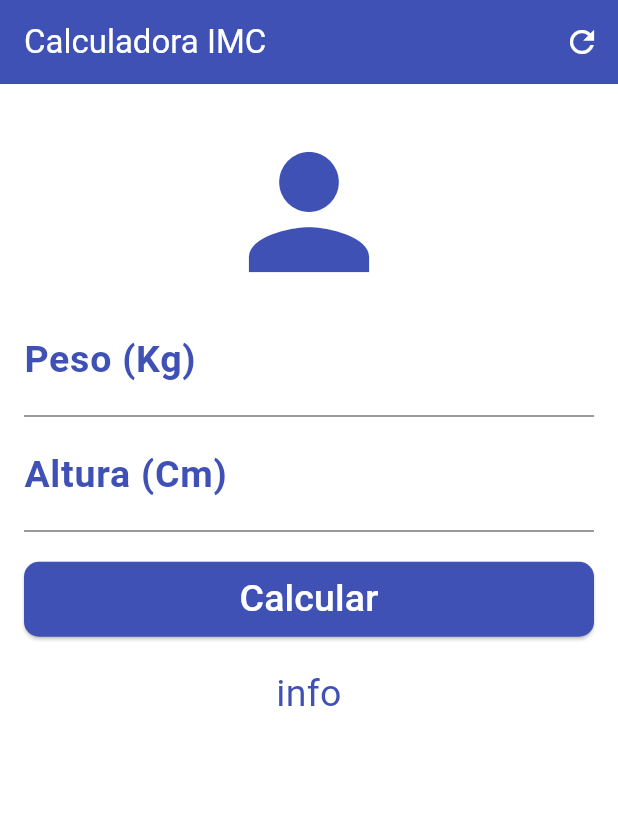
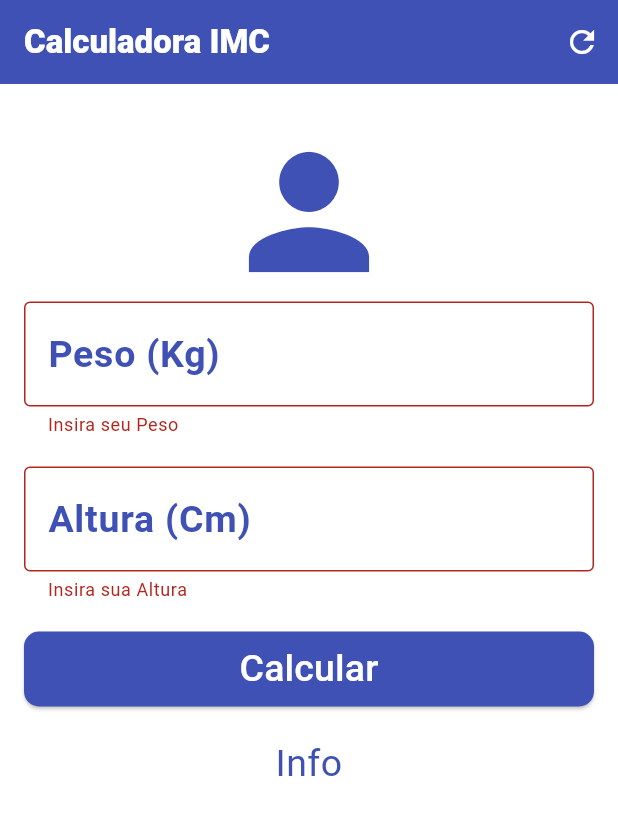
Before and after one commit to Murilo-RD/Flutter_Calculadora_IMC, a Flutter app: the screen it shows after launch, after a tap on "Calcular", on a phone screen of 412 x 824 dp. Shown: the top 815 px of the screen. Run offline on Flutter 3.47's test engine with Material 3 defaults, Android fonts, the phone set to English and light mode, and no system bars; missing offline and left inert: dart:ffi.

Commit message:
first commit

```diff
--- a/lib/Pages/tela_principal.dart
+++ b/lib/Pages/tela_principal.dart
@@ -1,3 +1,5 @@
+import 'dart:ffi';
+
 import 'package:flutter/cupertino.dart';
 import 'package:flutter/material.dart';
 
@@ -9,6 +11,44 @@ class ImcPage extends StatefulWidget {
 }
 
 class _ImcPageState extends State<ImcPage> {
+
+  TextEditingController weightController = TextEditingController();
+  TextEditingController heightController = TextEditingController();
+  GlobalKey<FormState> _formKey = GlobalKey<FormState>();
+
+  String _ifoText = "Info";
+
+  void resetFelds() {
+    weightController.text = '';
+    heightController.text = '';
+    setState(() {
+      _ifoText = "Informe Seus Dados!";
+    });
+  }
+
+  void calculate() {
+
+    setState(() {
+      double weight = double.parse(weightController.text);
+      double height = double.parse(heightController.text) / 100;
+      double imc = weight / (height * height);
+      if (imc < 18.6) {
+        _ifoText = 'Abaixo do Peso: IMC=(${imc.toStringAsPrecision(3)})';
+      }else if (imc >= 18.6 && imc < 24.9) {
+        _ifoText = 'Peso Ideal: IMC=(${imc.toStringAsPrecision(3)})';
+      }else if (imc >= 24.9 && imc < 29.9) {
+        _ifoText = 'Levemente Acima do Peso: IMC=(${imc.toStringAsPrecision(3)})';
+      }else if (imc >= 29.9 && imc < 34.9) {
+        _ifoText = 'Obesidade Grau I : IMC=(${imc.toStringAsPrecision(3)})';
+      }else if (imc >= 34.9 && imc < 39.9) {
+        _ifoText = 'Obesidade Grau II : IMC=(${imc.toStringAsPrecision(3)})';
+      }else {
+        _ifoText = 'Obesidade Grau III : IMC=(${imc.toStringAsPrecision(3)})';
+      }
+
+    });
+  }
+
   @override
   Widget build(BuildContext context) {
     return Scaffold(
@@ -17,12 +57,13 @@ class _ImcPageState extends State<ImcPage> {
           'Calculadora IMC',
           style: TextStyle(
             color: Colors.white,
+            fontWeight: FontWeight.w800
           ),
         ),
         backgroundColor: Colors.indigo,
         actions: [
           IconButton(
-            onPressed: null,
+            onPressed: resetFelds,
             icon: Icon(
               Icons.refresh,
               color: Colors.white,
@@ -34,9 +75,10 @@ class _ImcPageState extends State<ImcPage> {
       body: SingleChildScrollView(
         child: Padding(
           padding: const EdgeInsets.symmetric(horizontal: 16),
+          child: Form(
+            key: _formKey,
             child: Column(
               crossAxisAlignment: CrossAxisAlignment.stretch,
-
               children: [
                 SizedBox(
                   height: 25,
@@ -46,9 +88,22 @@ class _ImcPageState extends State<ImcPage> {
                   size: 120.0,
                   color: Colors.indigo,
                 ),
-              TextField(
+                TextFormField(
+                  validator: (value){
+                    if(value!.isEmpty){
+                      return 'Insira seu Peso';
+                    }
+                  },
+
+                  controller: weightController,
                   keyboardType: TextInputType.number,
                   decoration: InputDecoration(
+                    border: OutlineInputBorder(),
+                    focusedBorder: OutlineInputBorder(
+                      borderSide: BorderSide(
+                        color: Colors.indigo,
+                      ),
+                    ),
                     label: Text(
                       'Peso (Kg)',
                     ),
@@ -60,9 +115,24 @@ class _ImcPageState extends State<ImcPage> {
                   textAlign: TextAlign.center,
                   style: TextStyle(color: Colors.indigo, fontSize: 25.0),
                 ),
-              TextField(
+                SizedBox(
+                  height: 20,
+                ),
+                TextFormField(
+                  validator: (value){
+                    if(value!.isEmpty){
+                      return 'Insira sua Altura';
+                    }
+                  },
+                  controller: heightController,
                   keyboardType: TextInputType.number,
                   decoration: InputDecoration(
+                    border: OutlineInputBorder(),
+                    focusedBorder: OutlineInputBorder(
+                      borderSide: BorderSide(
+                        color: Colors.indigo,
+                      ),
+                    ),
                     label: Text(
                       'Altura (Cm)',
                     ),
@@ -80,20 +150,25 @@ class _ImcPageState extends State<ImcPage> {
                   child: Container(
                     height: 50.0,
                     child: ElevatedButton(
-                    onPressed: () {},
+                      onPressed: (){
+                        if(_formKey.currentState!.validate()){
+                          calculate();
+                        }
+                      },
                       style: ElevatedButton.styleFrom(
-                      shape: RoundedRectangleBorder(borderRadius: BorderRadius.circular(10)),
+                        shape: RoundedRectangleBorder(
+                            borderRadius: BorderRadius.circular(10)),
                         backgroundColor: Colors.indigo,
                       ),
                       child: Text(
                         'Calcular',
-                      style: TextStyle(color: Colors.white,fontSize: 25),
+                        style: TextStyle(color: Colors.white, fontSize: 25),
                       ),
                     ),
                   ),
                 ),
                 Text(
-                "info",
+                  _ifoText,
                   textAlign: TextAlign.center,
                   style: TextStyle(
                     color: Colors.indigo,
@@ -104,6 +179,7 @@ class _ImcPageState extends State<ImcPage> {
             ),
           ),
         ),
+      ),
     );
   }
 }
```
Lines whose indentation alone changed are shown as unchanged.
